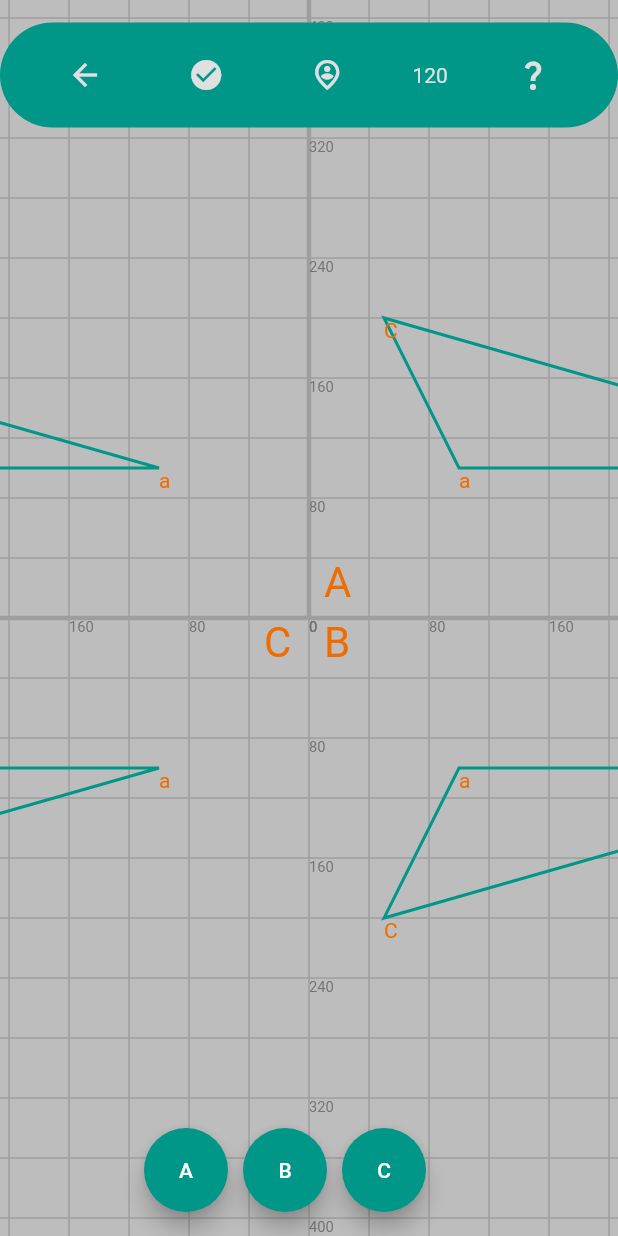
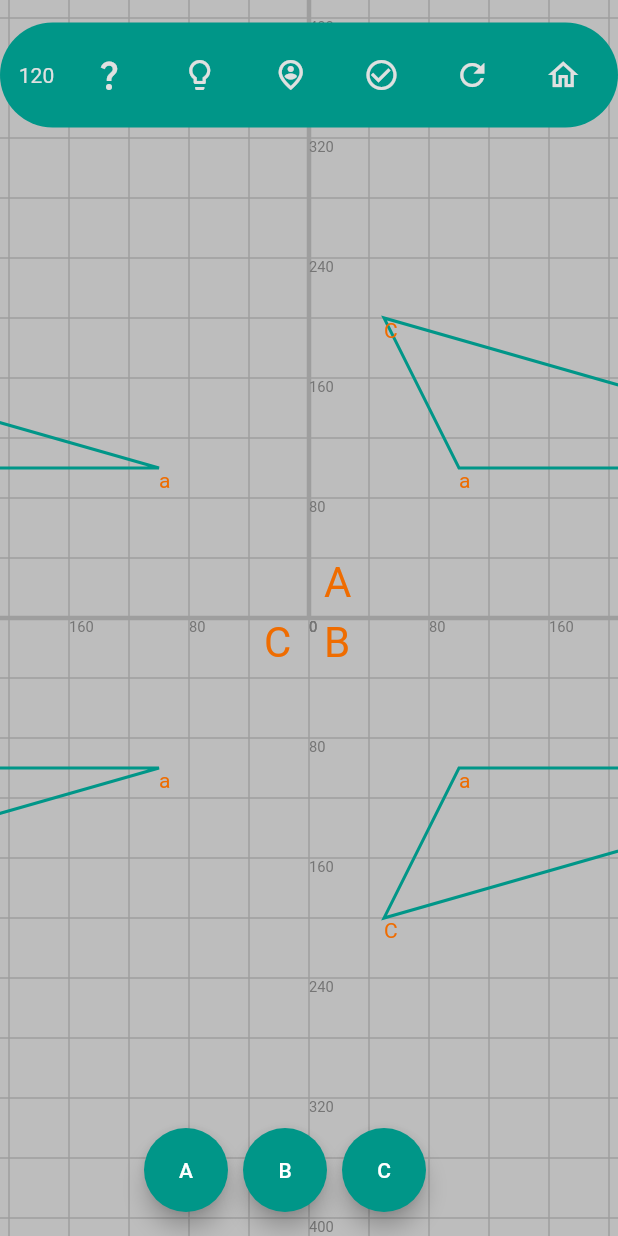
Before and after one commit to NxtGenLabs/math_geo, a Flutter app: the BeginnerLevel screen opened by its route, after a tap on an icon or button, on a phone screen of 412 x 824 dp. Run offline on Flutter 3.47's test engine with Material 2 defaults, Android fonts, the phone set to English and light mode, and no system bars.

Commit message:
passsed questions to beginner level

```diff
--- a/lib/pages/topics/transformations/level/beginner.dart
+++ b/lib/pages/topics/transformations/level/beginner.dart
@@ -17,22 +17,17 @@ class Beginner extends StatelessWidget {
       body: Stack(
         alignment: AlignmentDirectional.topCenter,
         children: [
-          GestureDetector(
-            child: RepaintBoundary(
-              child: Container(
+          Container(
               color: Colors.grey[400],
               height: double.infinity,
               width: double.infinity,
               child: CustomPaint(
-                    foregroundPainter:
-                        MultipleChoiceQs(int.parse(level.level) - 1),
+                foregroundPainter: MultipleChoiceQs(int.parse(level.level) - 1),
                 child: Visibility(
                   child: const MyGrid(),
                 ),
               )),
-            ),
-          ),
-          CustomAppBar()
+          CustomAppBar(level.level, level.question)
         ],
       ),
     );
--- a/lib/pages/topics/transformations/level/intermediate.dart
+++ b/lib/pages/topics/transformations/level/intermediate.dart
@@ -106,7 +106,7 @@ class _IntermediateState extends State<Intermediate> {
                   )),
             ),
           ),
-          CustomAppBar()
+          CustomAppBar(level.level, level.question)
         ],
       ),
     );
--- a/lib/widgets/customAppbar.dart
+++ b/lib/widgets/customAppbar.dart
@@ -3,6 +3,12 @@ import 'dart:async';
 import 'package:flutter/material.dart';
 
 class CustomAppBar extends StatefulWidget {
+  late String level;
+  late String question;
+  CustomAppBar(String level, String question) {
+    this.level = level;
+    this.question = question;
+  }
   @override
   State<CustomAppBar> createState() => _CustomAppBarState();
 }
@@ -26,9 +32,12 @@ class _CustomAppBarState extends State<CustomAppBar> {
           builder: (context) {
             return AlertDialog(
               backgroundColor: Colors.grey[400],
-              title: const Text('Level'),
-              content: const Text("question"),
+              title: Text('Level ${widget.level}'),
+              content: Text(widget.question),
               actions: [
+                Row(
+                  mainAxisAlignment: MainAxisAlignment.spaceEvenly,
+                  children: [
                     MaterialButton(
                       onPressed: () {
                         Navigator.pop(context);
@@ -36,6 +45,15 @@ class _CustomAppBarState extends State<CustomAppBar> {
                       },
                       child: Text('Attempt'),
                       color: Colors.teal,
+                    ),
+                    MaterialButton(
+                      onPressed: () {
+                        Navigator.pop(context);
+                      },
+                      child: Text('Quit'),
+                      color: Colors.red[800],
+                    )
+                  ],
                 )
               ],
             );
@@ -53,31 +71,39 @@ class _CustomAppBarState extends State<CustomAppBar> {
         mainAxisAlignment: MainAxisAlignment.spaceEvenly,
         crossAxisAlignment: CrossAxisAlignment.center,
         children: [
-          IconButton(
-            onPressed: () => Navigator.pop(context),
-            icon: const Icon(Icons.arrow_back),
-            color: Colors.grey[300],
+          Text(
+            timeLeft.toString(),
+            style: TextStyle(color: Colors.grey[300]),
           ),
           IconButton(
-            icon: const Icon(Icons.check_circle),
+            icon: const Icon(Icons.question_mark),
             color: Colors.grey[300],
+            onPressed: _showDialog,
+          ),
+          IconButton(
             onPressed: () {},
+            icon: const Icon(Icons.lightbulb_outline),
+            color: Colors.grey[300],
           ),
           IconButton(
             icon: const Icon(Icons.person_pin_circle_outlined),
             color: Colors.grey[300],
             onPressed: () {},
           ),
-          Container(
-            child: Text(
-              timeLeft.toString(),
-              style: TextStyle(color: Colors.grey[300]),
-            ),
+          IconButton(
+            icon: const Icon(Icons.check_circle_outline),
+            color: Colors.grey[300],
+            onPressed: () {},
           ),
           IconButton(
-            icon: const Icon(Icons.question_mark),
+            icon: const Icon(Icons.refresh),
             color: Colors.grey[300],
-            onPressed: _showDialog,
+            onPressed: () {},
+          ),
+          IconButton(
+            onPressed: () => Navigator.pop(context),
+            icon: const Icon(Icons.home_outlined),
+            color: Colors.grey[300],
           ),
         ],
       ),
```
Also changed, not shown: lib/pages/topics/transformations/menus/beginner_level.dart (+23 -9 lines). Lines whose indentation alone changed are shown as unchanged.
